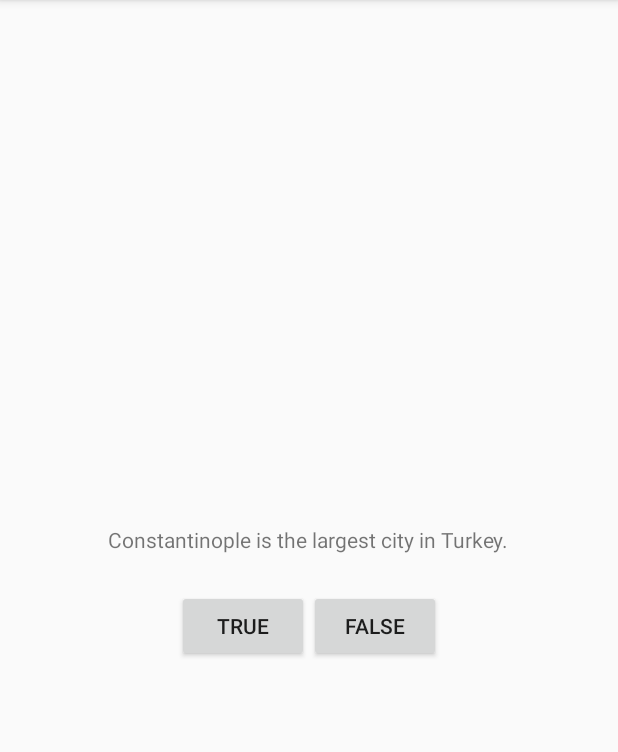
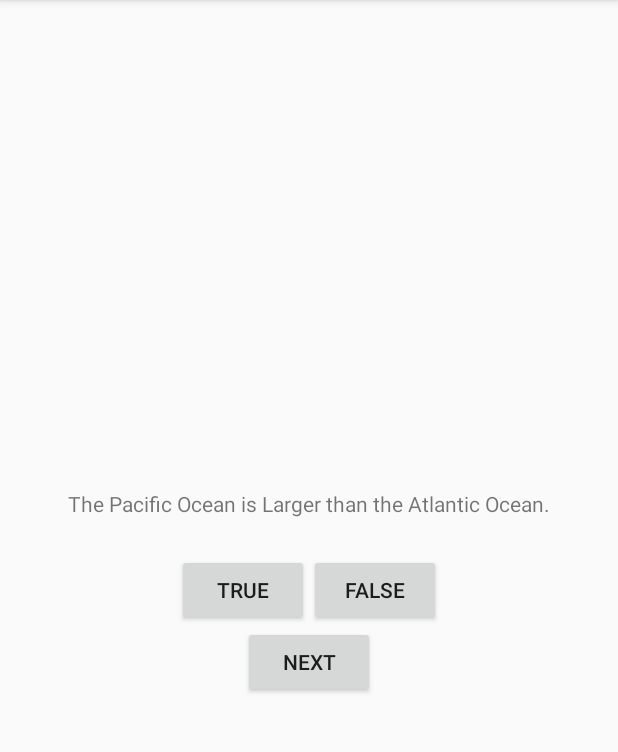
Before and after one commit to francoisa/GeoQuiz, an Android app: the screen it shows after launch (QuizActivity), after a tap on "TRUE", on a phone screen of 412 x 824 dp, the part 84-836 px from its top. Run offline under Robolectric (Android 15) with nearby library versions, the phone set to English and light mode, and no system bars.

Commit message:
next button and multiple questions.

```diff
--- /dev/null
+++ b/app/src/main/java/com/example/amodu/geoquiz/Question.java
@@ -0,0 +1,31 @@
+package com.example.amodu.geoquiz;
+
+/**
+ * Created by amodu on 9/22/2016.
+ */
+
+class Question {
+    private int mTestResId;
+    private boolean mAnswerTrue;
+
+    Question(int textResId, boolean answerTrue) {
+        mTestResId = textResId;
+        mAnswerTrue = answerTrue;
+    }
+
+    int getTestResId() {
+        return mTestResId;
+    }
+
+    public void setTestResId(int testResId) {
+        mTestResId = testResId;
+    }
+
+    boolean isAnswerTrue() {
+        return mAnswerTrue;
+    }
+
+    public void setAnswerTrue(boolean answerTrue) {
+        mAnswerTrue = answerTrue;
+    }
+}
--- a/app/src/main/java/com/example/amodu/geoquiz/QuizActivity.java
+++ b/app/src/main/java/com/example/amodu/geoquiz/QuizActivity.java
@@ -4,33 +4,63 @@ import android.support.v7.app.AppCompatActivity;
 import android.os.Bundle;
 import android.view.View;
 import android.widget.Button;
+import android.widget.TextView;
 import android.widget.Toast;
 
 public class QuizActivity extends AppCompatActivity {
     private Button mTrueButton;
     private Button mFalseButton;
+    private Button mNextButton;
+    private TextView mQuestionTextView;
+    private int mCurrentIndex;
+
+    private Question[] mQuestionBank = {
+            new Question(R.string.question_oceans, true),
+            new Question(R.string.question_mideast, false),
+            new Question(R.string.question_africa, false),
+            new Question(R.string.question_americas, true),
+            new Question(R.string.question_asia, true)
+    };
+
+    private void updateQuestion() {
+        int question = mQuestionBank[mCurrentIndex].getTestResId();
+        mQuestionTextView.setText(question);
+    }
+
+    private void checkAnswer(boolean userPressedTrue) {
+        boolean answerIsTrue = mQuestionBank[mCurrentIndex].isAnswerTrue();
+        int toastResId = (answerIsTrue == userPressedTrue) ? R.string.correct_toast : R.string.incorrect_toast;
+        Toast.makeText(QuizActivity.this, toastResId, Toast.LENGTH_SHORT).show();
+    }
 
     @Override
     protected void onCreate(Bundle savedInstanceState) {
         super.onCreate(savedInstanceState);
         setContentView(R.layout.activity_quiz);
 
+        mQuestionTextView = (TextView) findViewById(R.id.question_text_view);
+        updateQuestion();
+
         mTrueButton = (Button) findViewById(R.id.true_button);
         mTrueButton.setOnClickListener(new View.OnClickListener() {
             @Override
             public void onClick(View v) {
-                Toast.makeText(QuizActivity.this,
-                        R.string.incorrect_toast,
-                        Toast.LENGTH_SHORT).show();
+                checkAnswer(true);
             }
         });
         mFalseButton = (Button) findViewById(R.id.false_button);
         mFalseButton.setOnClickListener(new View.OnClickListener() {
             @Override
             public void onClick(View v) {
-                Toast.makeText(QuizActivity.this,
-                        R.string.correct_toast,
-                        Toast.LENGTH_SHORT).show();
+                checkAnswer(false);
+            }
+        });
+        mNextButton = (Button) findViewById(R.id.next_button);
+        mNextButton.setOnClickListener(new View.OnClickListener() {
+            @Override
+            public void onClick(View v) {
+                mCurrentIndex = (mCurrentIndex + 1) % mQuestionBank.length;
+                updateQuestion();
             }
         });
 
--- a/app/src/main/res/layout/activity_quiz.xml
+++ b/app/src/main/res/layout/activity_quiz.xml
@@ -7,10 +7,10 @@
     android:orientation="vertical">
 
     <TextView
+        android:id="@+id/question_text_view"
         android:layout_width="wrap_content"
         android:layout_height="wrap_content"
-        android:padding="24dp"
-        android:text="@string/question_text" />
+        android:padding="24dp" />
 
     <LinearLayout
         android:orientation="horizontal"
@@ -31,4 +31,10 @@
 
     </LinearLayout>
 
+    <Button
+        android:id="@+id/next_button"
+        android:text="@string/next_button"
+        android:layout_width="wrap_content"
+        android:layout_height="wrap_content" />
+
 </LinearLayout>
--- a/app/src/main/res/values/strings.xml
+++ b/app/src/main/res/values/strings.xml
@@ -1,9 +1,14 @@
 <resources>
     <string name="app_name">GeoQuiz</string>
-    <string name="question_text">Constantinople is the largest city in Turkey.</string>
     <string name="true_button">True</string>
     <string name="false_button">False</string>
+    <string name="next_button">Next</string>
     <string name="correct_toast">Correct</string>
     <string name="incorrect_toast">Incorrecct</string>
     <string name="action_settings">Settings</string>
+    <string name="question_oceans">The Pacific Ocean is Larger than the Atlantic Ocean.</string>
+    <string name="question_mideast">The Suez Canal connects the Red Sea and the Indian Ocean.</string>
+    <string name="question_africa">The source of the Nile is in Egypt.</string>
+    <string name="question_americas">The Amazon River is the longest river in the Americas.</string>
+    <string name="question_asia">Lake Baikal is the world\'s oldest and deepest fresh water lake.</string>
 </resources>
```
